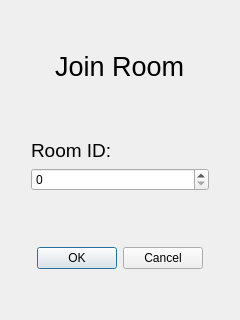
This is client/Menu/joinroom.ui in gabrielPeraltaM/left4dead as Qt 5 draws it before an edit. The edited form follows.
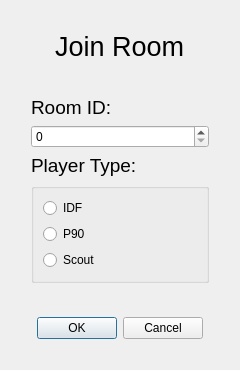
This is the edited form.

Commit message: agrego layouts de leaderboard y options

What changed in the file:
```diff
--- a/client/Menu/joinroom.ui
+++ b/client/Menu/joinroom.ui
@@ -7,7 +7,7 @@
     <x>0</x>
     <y>0</y>
     <width>240</width>
-    <height>320</height>
+    <height>370</height>
    </rect>
   </property>
   <property name="windowTitle">
@@ -60,7 +60,71 @@
       </widget>
      </item>
      <item>
-      <widget class="QSpinBox" name="id"/>
+      <widget class="QSpinBox" name="id">
+       <property name="maximum">
+        <number>9999</number>
+       </property>
+       <property name="displayIntegerBase">
+        <number>10</number>
+       </property>
+      </widget>
+     </item>
+     <item>
+      <widget class="QLabel" name="label_3">
+       <property name="font">
+        <font>
+         <pointsize>14</pointsize>
+        </font>
+       </property>
+       <property name="text">
+        <string>Player Type:</string>
+       </property>
+      </widget>
+     </item>
+     <item>
+      <widget class="QGroupBox" name="groupBox">
+       <property name="minimumSize">
+        <size>
+         <width>0</width>
+         <height>100</height>
+        </size>
+       </property>
+       <property name="title">
+        <string/>
+       </property>
+       <layout class="QVBoxLayout" name="verticalLayout_2">
+        <item>
+         <widget class="QRadioButton" name="IDF">
+          <property name="text">
+           <string>IDF</string>
+          </property>
+          <attribute name="buttonGroup">
+           <string notr="true">PlayerType</string>
+          </attribute>
+         </widget>
+        </item>
+        <item>
+         <widget class="QRadioButton" name="P90">
+          <property name="text">
+           <string>P90</string>
+          </property>
+          <attribute name="buttonGroup">
+           <string notr="true">PlayerType</string>
+          </attribute>
+         </widget>
+        </item>
+        <item>
+         <widget class="QRadioButton" name="Scout">
+          <property name="text">
+           <string>Scout</string>
+          </property>
+          <attribute name="buttonGroup">
+           <string notr="true">PlayerType</string>
+          </attribute>
+         </widget>
+        </item>
+       </layout>
+      </widget>
      </item>
      <item>
       <spacer name="verticalSpacer">
@@ -88,7 +152,7 @@
      <property name="sizeHint" stdset="0">
       <size>
        <width>20</width>
-       <height>40</height>
+       <height>20</height>
       </size>
      </property>
     </spacer>
@@ -129,7 +193,7 @@
      <property name="sizeHint" stdset="0">
       <size>
        <width>20</width>
-       <height>40</height>
+       <height>20</height>
       </size>
      </property>
     </spacer>
```
Left out of the diff: 11 changed lines with no effect on the pictures. The commit also changes 14 other files.
